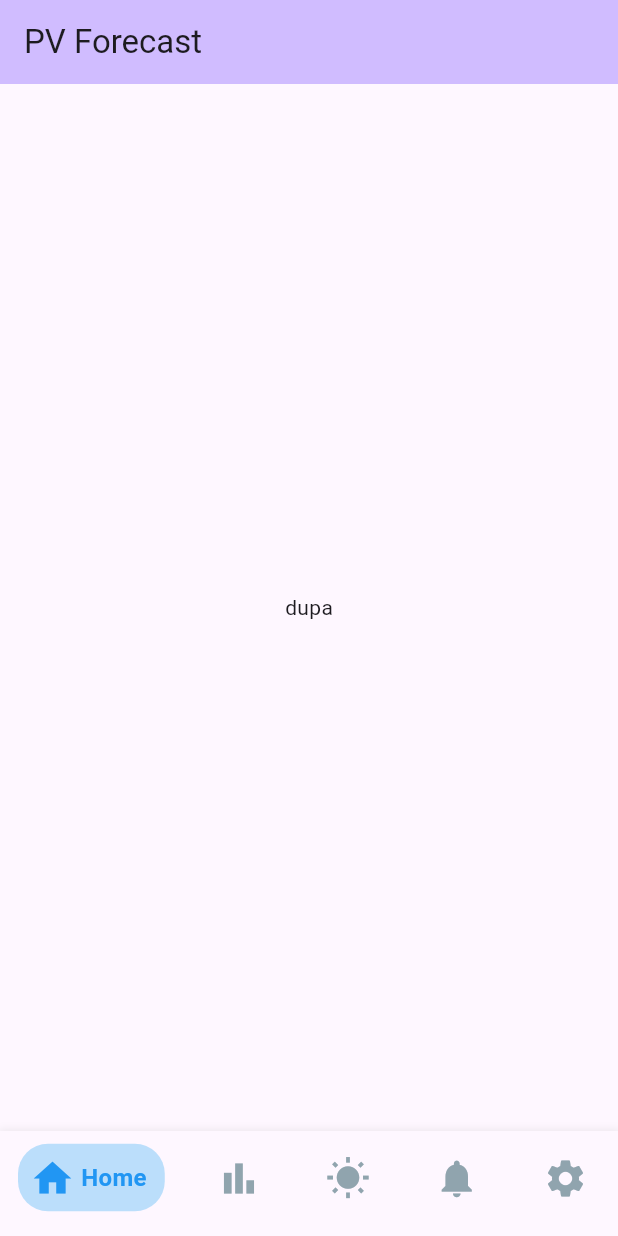
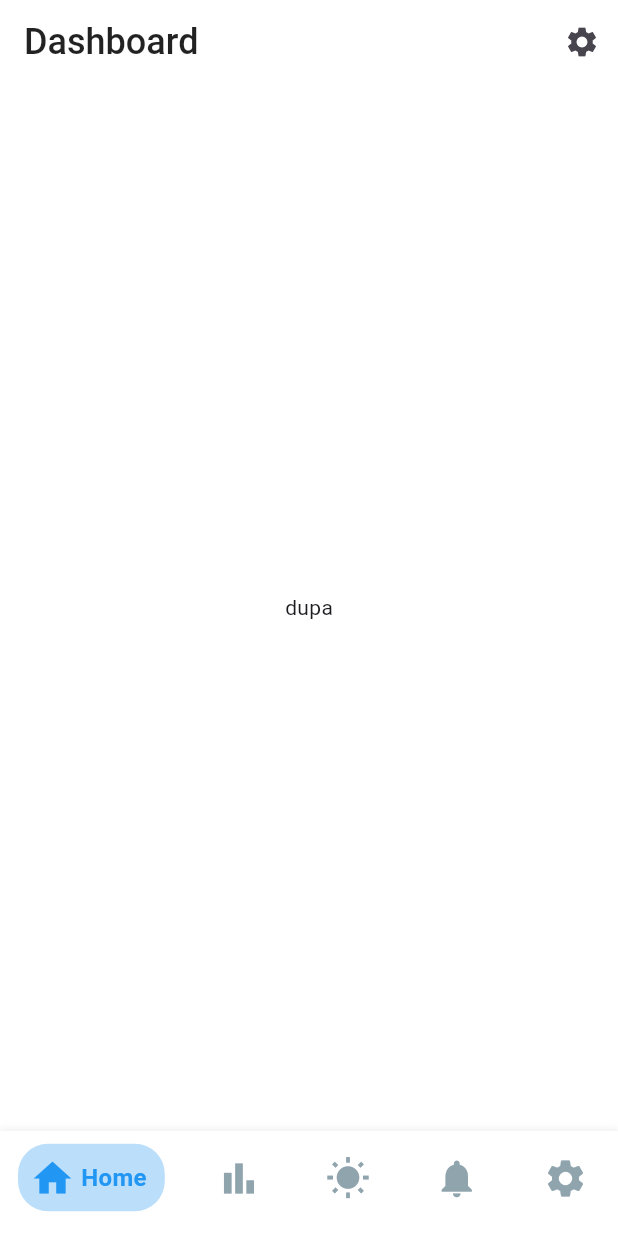
Before and after one commit to 7aku8/pv-forecast, a Flutter app: the screen it shows after launch, on a phone screen of 412 x 824 dp. Run offline on Flutter 3.47's test engine with Material 3 defaults, Android fonts, the light colour scheme and no system bars; our stand-ins replace bloc, nb_utils; generated files the repository leaves out were written again.

Commit message:
feat: top bar

```diff
--- a/lib/components/bottom_nav.dart
+++ b/lib/components/bottom_nav.dart
@@ -1,5 +1,6 @@
 import 'package:flutter/material.dart';
 import 'package:nb_utils/nb_utils.dart';
+import 'package:pv_forecast/utils/colors.dart';
 
 class BottomNav extends StatefulWidget {
   const BottomNav({super.key});
@@ -58,7 +59,7 @@ class _BottomNavState extends State<BottomNav> {
       height: 70,
       decoration: boxDecorationDefault(
         borderRadius: radius(0),
-        color: context.cardColor,
+        color: backgroundColor,
       ),
       child: Row(
         mainAxisAlignment: MainAxisAlignment.spaceBetween,
@@ -70,7 +71,7 @@ class _BottomNavState extends State<BottomNav> {
               padding: const EdgeInsets.all(8),
               height: 45,
               decoration: BoxDecoration(
-                color: i == selectedIndex ? colorShade[i] : context.cardColor,
+                color: i == selectedIndex ? colorShade[i] : backgroundColor,
                 borderRadius: radius(20),
               ),
               child: Row(
--- /dev/null
+++ b/lib/components/top_bar.dart
@@ -0,0 +1,30 @@
+import 'package:flutter/material.dart';
+import 'package:pv_forecast/utils/colors.dart';
+
+class TopBar extends StatelessWidget implements PreferredSizeWidget {
+  const TopBar({super.key});
+
+  @override
+  Widget build(BuildContext context) {
+    return AppBar(
+      title: const Text(
+        'Dashboard',
+        style: TextStyle(
+          fontWeight: FontWeight.w500,
+          fontSize: 24,
+          color: Colors.black87,
+        ),
+      ),
+      actions: [
+        IconButton(
+          onPressed: () {},
+          icon: const Icon(Icons.settings),
+        ),
+      ],
+      backgroundColor: backgroundColor,
+    );
+  }
+
+  @override
+  Size get preferredSize => const Size.fromHeight(kToolbarHeight);
+}
--- a/lib/dashboard/view/dashboard_page.dart
+++ b/lib/dashboard/view/dashboard_page.dart
@@ -1,5 +1,7 @@
 import 'package:flutter/material.dart';
 import 'package:pv_forecast/components/bottom_nav.dart';
+import 'package:pv_forecast/components/top_bar.dart';
+import 'package:pv_forecast/utils/colors.dart';
 
 class DashboardPage extends StatefulWidget {
   const DashboardPage({super.key});
@@ -11,10 +13,11 @@ class DashboardPage extends StatefulWidget {
 class _DashboardPageState extends State<DashboardPage> {
   @override
   Widget build(BuildContext context) {
-    return Scaffold(
-      appBar: AppBar(title: const Text('PV Forecast')),
-      body: const Center(child: Text('dupa')),
-      bottomNavigationBar: const BottomNav(),
+    return const Scaffold(
+      backgroundColor: backgroundColor,
+      appBar: TopBar(),
+      body: Center(child: Text('dupa')),
+      bottomNavigationBar: BottomNav(),
     );
   }
 }
--- /dev/null
+++ b/lib/utils/colors.dart
@@ -0,0 +1,3 @@
+import 'package:flutter/material.dart';
+
+const backgroundColor = Colors.white;
```
